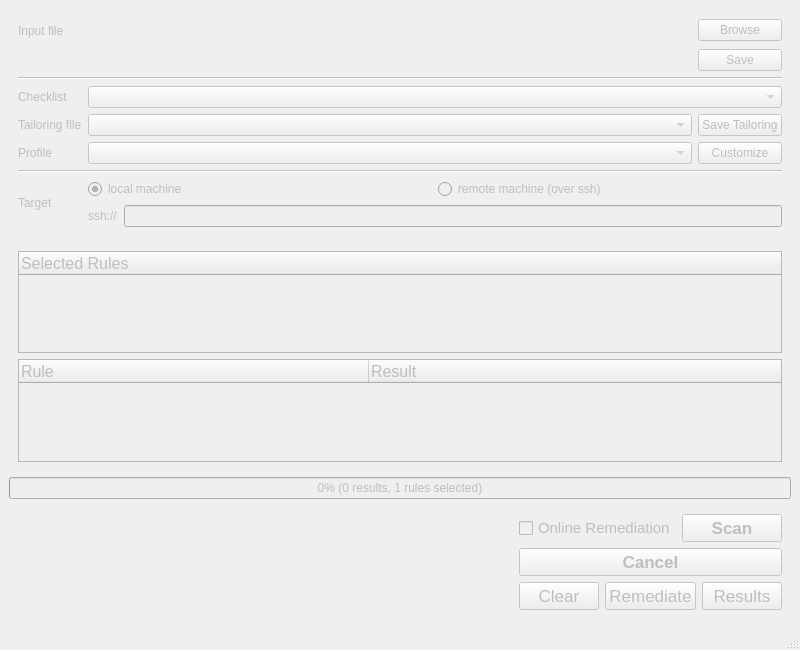
The window that ui/MainWindow.ui (OpenSCAP/scap-workbench) describes before a commit, drawn with Qt 5.
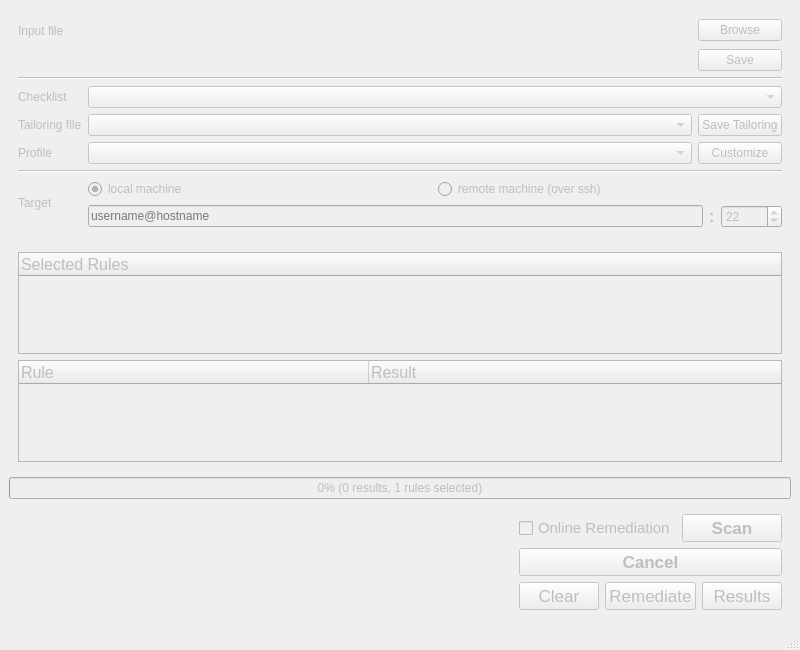
The same window after the commit.

Commit message: Added a port spinbox to allow ports != 22 to be used for remote scanning

Patch:
```diff
--- a/ui/MainWindow.ui
+++ b/ui/MainWindow.ui
@@ -182,17 +182,43 @@
              <property name="margin">
               <number>0</number>
              </property>
-             <item>
-              <widget class="QLabel" name="label_5">
-               <property name="text">
-                <string>ssh://</string>
-               </property>
-              </widget>
-             </item>
              <item>
               <widget class="QLineEdit" name="remoteMachineHost">
                <property name="toolTip">
-                <string>Use the format commonly accepted by ssh (username@host:port)</string>
+                <string>Use the format commonly accepted by ssh (username@host)</string>
+               </property>
+               <property name="placeholderText">
+                <string>username@hostname</string>
+               </property>
+              </widget>
+             </item>
+             <item>
+              <widget class="QLabel" name="label_6">
+               <property name="font">
+                <font>
+                 <pointsize>12</pointsize>
+                 <weight>75</weight>
+                 <bold>true</bold>
+                </font>
+               </property>
+               <property name="text">
+                <string>:</string>
+               </property>
+              </widget>
+             </item>
+             <item>
+              <widget class="QSpinBox" name="remoteMachinePort">
+               <property name="toolTip">
+                <string>Port number</string>
+               </property>
+               <property name="minimum">
+                <number>1</number>
+               </property>
+               <property name="maximum">
+                <number>65535</number>
+               </property>
+               <property name="value">
+                <number>22</number>
                </property>
               </widget>
              </item>
```
The commit also changes 4 other files.
